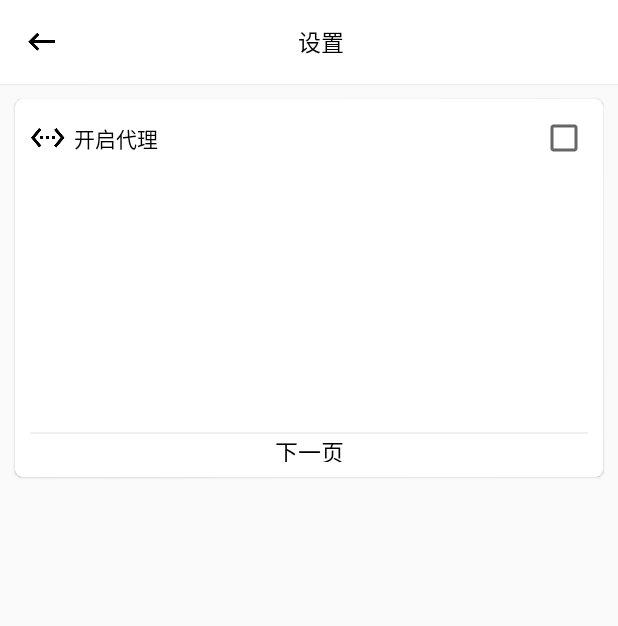
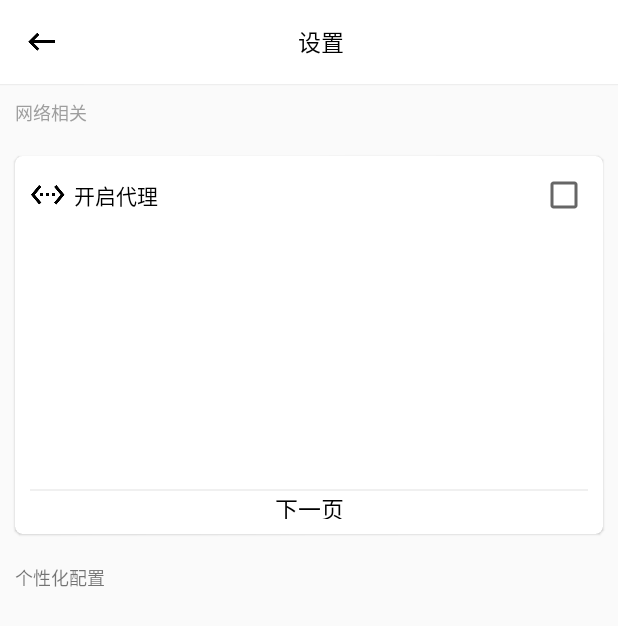
Before and after one commit to Aoyihala/300Hero, an Android app: the SettingActivity screen opened directly, with no data from a screen before it, on a phone screen of 412 x 824 dp. Shown: the top 626 px of the screen. Run offline under Robolectric (Android 15) with nearby library versions, the phone set to English and light mode, and no system bars; our stand-ins replace ButterKnife, CircleImageView, EventBus; libraries missing offline, so code that uses them is left out: net.cachapa.expandablelayout, org.greenrobot.greendao, org.xutils.x; plain views replace ExpandableLayout; 1 statement that could not run was skipped.

Commit message:
更新设置功能
更新设置功能

```diff
--- a/app/src/main/java/com/example/evenalone/a300hero/app/MyApplication.java
+++ b/app/src/main/java/com/example/evenalone/a300hero/app/MyApplication.java
@@ -162,7 +162,8 @@ public class MyApplication extends Application implements Application.ActivityLi
             if (!TextUtils.isEmpty(mianuser)&&!TextUtils.isEmpty(((ListActivity) activity).getVisitor_name()))
             {
                 String vist = ((ListActivity) activity).getVisitor_name();
-                if (vist.equals(mianuser)) {
+                if (vist.equals(mianuser))
+                {
                     //获取相同的实列
                   SpUtils.selectUser(mianuser);
                   ((ListActivity) activity).initdatabyApplication(mianuser);
--- a/app/src/main/res/layout/activity_setting.xml
+++ b/app/src/main/res/layout/activity_setting.xml
@@ -8,10 +8,14 @@
     android:layout_height="match_parent"
     tools:context=".ui.SettingActivity">
     <include layout="@layout/tool_bar"/>
-        <LinearLayout
-            android:orientation="vertical"
-            android:layout_width="match_parent"
-            android:layout_height="match_parent">
+    <TextView
+        android:text="网络相关"
+        android:textColor="@color/gray"
+        android:textSize="12sp"
+        android:padding="10dp"
+        android:layout_width="match_parent"
+        android:layout_height="wrap_content" />
+
             <android.support.v7.widget.CardView
                 app:cardBackgroundColor="#fff"
                 app:cardCornerRadius="5dp"
@@ -92,11 +96,14 @@
                                     android:layout_height="wrap_content" />
                             </LinearLayout>
                         </RelativeLayout>
-
                     </net.cachapa.expandablelayout.ExpandableLayout>
                 </RelativeLayout>
+            </android.support.v7.widget.CardView>
+    <TextView
+        android:textSize="12sp"
+        android:text="个性化配置"
+        android:padding="10dp"
+        android:layout_width="wrap_content"
+        android:layout_height="wrap_content" />
 
-            </android.support.v7.widget.CardView>
-
-        </LinearLayout>
 </LinearLayout>
```
